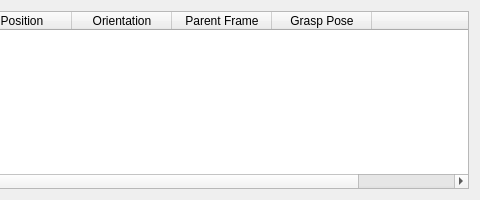
team-vigir/vigir_ocs_common, file vigir_ocs_template_manager/src/ui/template_manager_widget.ui: the form before one commit; both pictures show x 340 to 820 and y 0 to 200 of the 820 by 200 pixel window.
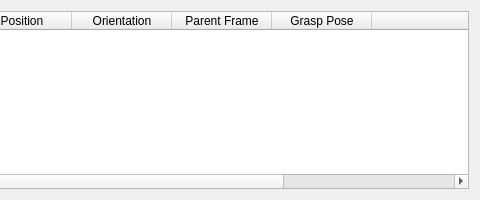
The form after the commit.

```diff
--- a/vigir_ocs_template_manager/src/ui/template_manager_widget.ui
+++ b/vigir_ocs_template_manager/src/ui/template_manager_widget.ui
@@ -71,6 +71,11 @@
           <string/>
          </property>
         </column>
+        <column>
+         <property name="text">
+          <string/>
+         </property>
+        </column>
        </widget>
       </item>
      </layout>
```
